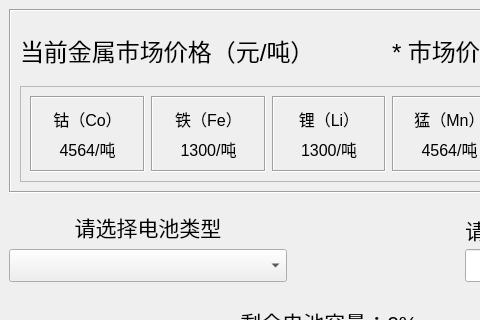
The window that mainwindow.ui (RipplesDance/WasteMetalRecoverySystem) describes before a commit, drawn with Qt 5; both pictures show x 0 to 480 and y 0 to 320 of the 856 by 680 pixel window.
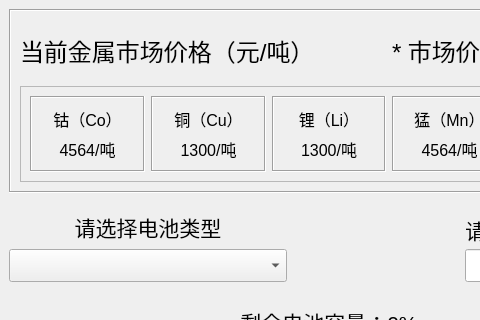
The same window after the commit.

The edit to the form file:
```diff
--- a/mainwindow.ui
+++ b/mainwindow.ui
@@ -161,7 +161,7 @@
                   </font>
                  </property>
                  <property name="text">
-                  <string>铁（Fe）</string>
+                  <string>铜（Cu）</string>
                  </property>
                  <property name="alignment">
                   <set>Qt::AlignCenter</set>
```
Left out of the diff: 2 changed lines with no effect on the pictures.
